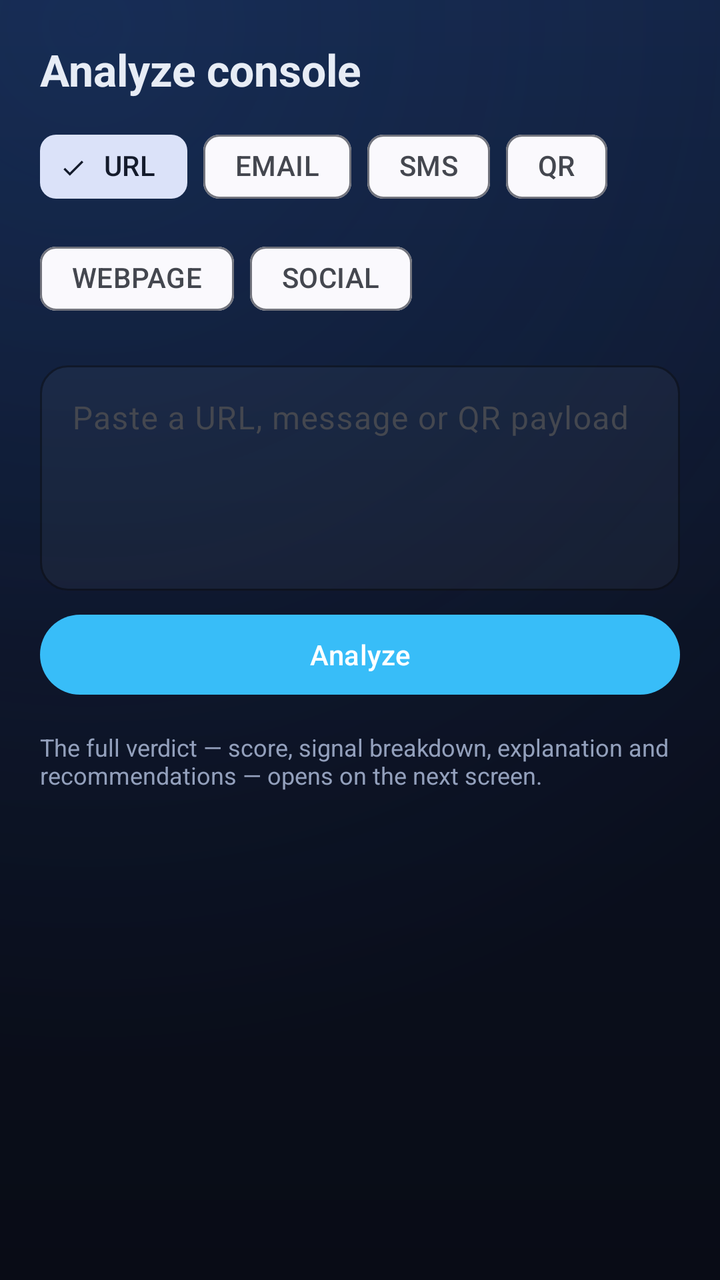
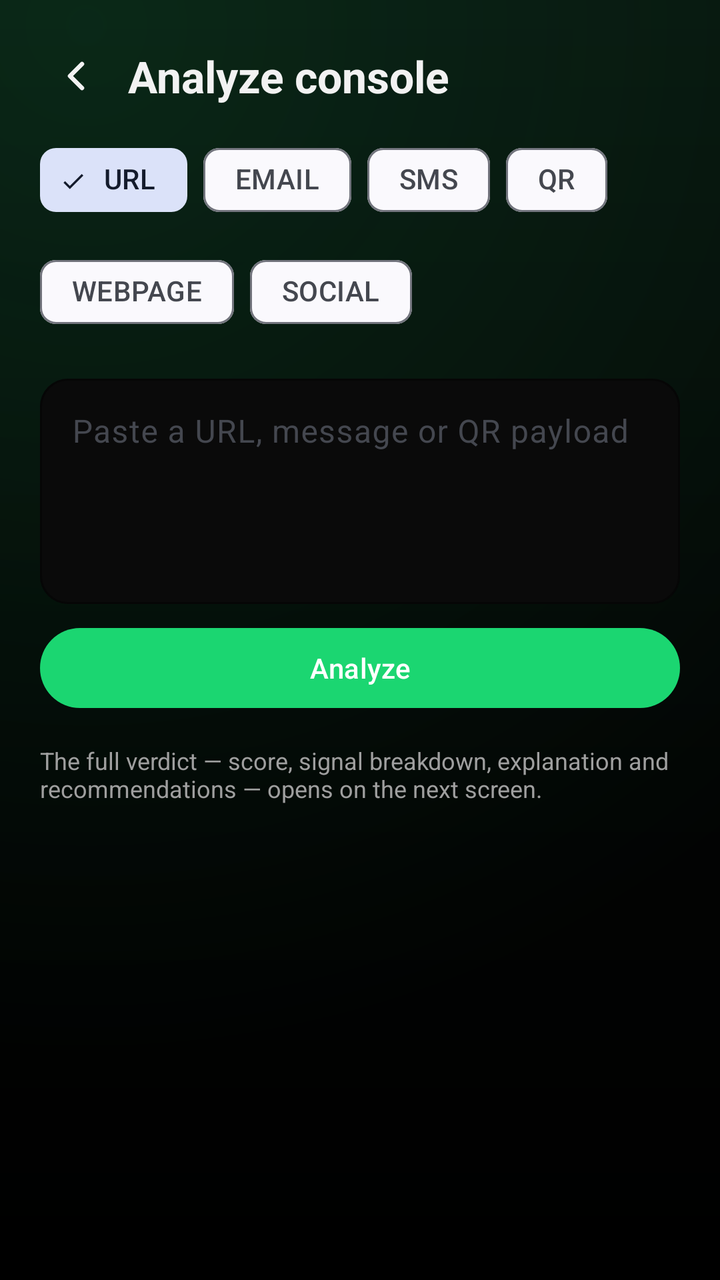

The first picture is an Android layout as it rendered before a commit; the second is the same layout after the commit. The layout source and the unified diff follow.
<!-- AndroidManifest.xml: application theme Theme.CyberShield -->
<!-- res/layout/activity_analyze_console.xml -->
<?xml version="1.0" encoding="utf-8"?>
<androidx.core.widget.NestedScrollView xmlns:android="http://schemas.android.com/apk/res/android"
    xmlns:app="http://schemas.android.com/apk/res-auto"
    android:layout_width="match_parent"
    android:layout_height="match_parent"
    android:fillViewport="true">

    <LinearLayout
        android:layout_width="match_parent"
        android:layout_height="wrap_content"
        android:orientation="vertical"
        android:padding="20dp">

        <TextView
            android:layout_width="wrap_content"
            android:layout_height="wrap_content"
            android:text="Analyze console"
            android:textColor="@color/text"
            android:textSize="22sp"
            android:textStyle="bold" />

        <com.google.android.material.chip.ChipGroup
            android:id="@+id/typeGroup"
            android:layout_width="match_parent"
            android:layout_height="wrap_content"
            android:layout_marginTop="10dp"
            app:singleSelection="true"
            app:selectionRequired="true">
            <com.google.android.material.chip.Chip android:id="@+id/tURL" style="@style/Widget.Material3.Chip.Filter" android:text="URL" android:checked="true" android:layout_width="wrap_content" android:layout_height="wrap_content"/>
            <com.google.android.material.chip.Chip android:id="@+id/tEMAIL" style="@style/Widget.Material3.Chip.Filter" android:text="EMAIL" android:layout_width="wrap_content" android:layout_height="wrap_content"/>
            <com.google.android.material.chip.Chip android:id="@+id/tSMS" style="@style/Widget.Material3.Chip.Filter" android:text="SMS" android:layout_width="wrap_content" android:layout_height="wrap_content"/>
            <com.google.android.material.chip.Chip android:id="@+id/tQR" style="@style/Widget.Material3.Chip.Filter" android:text="QR" android:layout_width="wrap_content" android:layout_height="wrap_content"/>
            <com.google.android.material.chip.Chip android:id="@+id/tWEBPAGE" style="@style/Widget.Material3.Chip.Filter" android:text="WEBPAGE" android:layout_width="wrap_content" android:layout_height="wrap_content"/>
            <com.google.android.material.chip.Chip android:id="@+id/tSOCIAL" style="@style/Widget.Material3.Chip.Filter" android:text="SOCIAL" android:layout_width="wrap_content" android:layout_height="wrap_content"/>
        </com.google.android.material.chip.ChipGroup>

        <com.google.android.material.textfield.TextInputLayout
            android:id="@+id/tilContent"
            style="@style/AuthField"
            android:hint="Paste a URL, message or QR payload">
            <com.google.android.material.textfield.TextInputEditText
                android:id="@+id/etContent"
                android:layout_width="match_parent"
                android:layout_height="wrap_content"
                android:minLines="4" android:gravity="top" />
        </com.google.android.material.textfield.TextInputLayout>

        <com.google.android.material.button.MaterialButton
            android:id="@+id/btnRun"
            style="@style/Widget.Material3.Button"
            android:layout_width="match_parent"
            android:layout_height="wrap_content"
            android:layout_marginTop="8dp"
            android:text="Analyze" />

        <TextView
            android:layout_width="match_parent"
            android:layout_height="wrap_content"
            android:layout_marginTop="14dp"
            android:textColor="@color/muted"
            android:textSize="12sp"
            android:text="The full verdict — score, signal breakdown, explanation and recommendations — opens on the next screen." />

    </LinearLayout>
</androidx.core.widget.NestedScrollView>
<!-- resources referenced by this layout -->
<resources>
  <color name="muted">#93A0BC</color>
  <color name="text">#E7ECF5</color>
  <style name="AuthField" parent="Widget.Material3.TextInputLayout.OutlinedBox">
          <item name="android:layout_width">match_parent</item>
          <item name="android:layout_height">wrap_content</item>
          <item name="android:layout_marginTop">14dp</item>
          <item name="boxBackgroundColor">@color/glass_dim</item>
          <item name="boxStrokeColor">@color/glass_edge</item>
          <item name="boxCornerRadiusTopStart">14dp</item>
          <item name="boxCornerRadiusTopEnd">14dp</item>
          <item name="boxCornerRadiusBottomStart">14dp</item>
          <item name="boxCornerRadiusBottomEnd">14dp</item>
      </style>
  <style name="Theme.CyberShield" parent="Theme.Material3.DynamicColors.DayNight">
          <item name="colorPrimary">@color/sky</item>
          <item name="android:colorBackground">@color/ink</item>
          <item name="android:windowBackground">@drawable/bg_gradient</item>
          <item name="android:statusBarColor">@color/bg_b</item>
          <item name="android:navigationBarColor">@color/bg_c</item>
          <item name="android:windowLightStatusBar">false</item>
      </style>
  <color name="glass_dim">#0AFFFFFF</color>
  <color name="glass_edge">#33FFFFFF</color>
  <color name="sky">#38BDF8</color>
  <color name="ink">#0B1020</color>
  <!-- drawable bg_gradient (drawable) -->
  <?xml version="1.0" encoding="utf-8"?>
  <layer-list xmlns:android="http://schemas.android.com/apk/res/android">
      <item>
          <shape android:shape="rectangle">
              <gradient
                  android:type="linear"
                  android:angle="120"
                  android:startColor="@color/bg_a"
                  android:centerColor="@color/bg_b"
                  android:endColor="@color/bg_c" />
          </shape>
      </item>
      <item>
          <shape android:shape="rectangle">
              <gradient
                  android:type="radial"
                  android:gradientRadius="520dp"
                  android:centerX="0.12" android:centerY="0.02"
                  android:startColor="#2A2E6FCF"
                  android:endColor="#00000000" />
          </shape>
      </item>
  </layer-list>
  <color name="bg_b">#0B1020</color>
  <color name="bg_c">#090C16</color>
  <color name="bg_a">#12203E</color>
</resources>

<!-- the commit's change to res/layout/activity_analyze_console.xml (unified diff, before → after) -->
@@ -11,13 +11,33 @@
         android:orientation="vertical"
         android:padding="20dp">
 
-        <TextView
-            android:layout_width="wrap_content"
+        <LinearLayout
+            android:layout_width="match_parent"
             android:layout_height="wrap_content"
-            android:text="Analyze console"
-            android:textColor="@color/text"
-            android:textSize="22sp"
-            android:textStyle="bold" />
+            android:orientation="horizontal"
+            android:gravity="center_vertical">
+
+            <ImageView
+                android:id="@+id/btnBack"
+                android:layout_width="36dp"
+                android:layout_height="36dp"
+                android:padding="6dp"
+                android:src="@drawable/ic_back"
+                app:tint="@color/text"
+                android:background="?attr/selectableItemBackgroundBorderless"
+                android:clickable="true"
+                android:focusable="true"
+                android:contentDescription="Back"
+                android:layout_marginEnd="8dp" />
+
+            <TextView
+                android:layout_width="wrap_content"
+                android:layout_height="wrap_content"
+                android:text="Analyze console"
+                android:textColor="@color/text"
+                android:textSize="22sp"
+                android:textStyle="bold" />
+        </LinearLayout>
 
         <com.google.android.material.chip.ChipGroup
             android:id="@+id/typeGroup"
<!-- resource entries referenced after the edit -->
@@ -1,7 +1,21 @@
 <!-- resources referenced by this layout -->
 <resources>
-  <color name="muted">#93A0BC</color>
-  <color name="text">#E7ECF5</color>
+  <color name="muted">#9F9F9F</color>
+  <color name="text">#F2F2F2</color>
+  <!-- drawable ic_back (drawable) -->
+  <vector xmlns:android="http://schemas.android.com/apk/res/android"
+      android:width="24dp"
+      android:height="24dp"
+      android:viewportWidth="24"
+      android:viewportHeight="24">
+      <path
+          android:strokeColor="#FFFFFFFF"
+          android:strokeWidth="2.2"
+          android:strokeLineCap="round"
+          android:strokeLineJoin="round"
+          android:fillColor="#00000000"
+          android:pathData="M15,18l-6,-6 6,-6" />
+  </vector>
   <style name="AuthField" parent="Widget.Material3.TextInputLayout.OutlinedBox">
           <item name="android:layout_width">match_parent</item>
           <item name="android:layout_height">wrap_content</item>
@@ -13,18 +27,21 @@
           <item name="boxCornerRadiusBottomStart">14dp</item>
           <item name="boxCornerRadiusBottomEnd">14dp</item>
       </style>
-  <style name="Theme.CyberShield" parent="Theme.Material3.DynamicColors.DayNight">
+  <style name="Theme.CyberShield" parent="Theme.Material3.DynamicColors.DayNight.NoActionBar">
           <item name="colorPrimary">@color/sky</item>
           <item name="android:colorBackground">@color/ink</item>
           <item name="android:windowBackground">@drawable/bg_gradient</item>
           <item name="android:statusBarColor">@color/bg_b</item>
           <item name="android:navigationBarColor">@color/bg_c</item>
           <item name="android:windowLightStatusBar">false</item>
+          <item name="windowActionBar">false</item>
+          <item name="windowNoTitle">true</item>
+          <item name="android:windowAnimationStyle">@style/SecureMeWindowAnim</item>
       </style>
-  <color name="glass_dim">#0AFFFFFF</color>
-  <color name="glass_edge">#33FFFFFF</color>
-  <color name="sky">#38BDF8</color>
-  <color name="ink">#0B1020</color>
+  <color name="glass_dim">#0A0A0A</color>
+  <color name="glass_edge">#1F1F1F</color>
+  <color name="sky">#1BD671</color>
+  <color name="ink">#050505</color>
   <!-- drawable bg_gradient (drawable) -->
   <?xml version="1.0" encoding="utf-8"?>
   <layer-list xmlns:android="http://schemas.android.com/apk/res/android">
@@ -44,13 +61,19 @@
                   android:type="radial"
                   android:gradientRadius="520dp"
                   android:centerX="0.12" android:centerY="0.02"
-                  android:startColor="#2A2E6FCF"
+                  android:startColor="#1F1BD671"
                   android:endColor="#00000000" />
           </shape>
       </item>
   </layer-list>
-  <color name="bg_b">#0B1020</color>
-  <color name="bg_c">#090C16</color>
-  <color name="bg_a">#12203E</color>
+  <color name="bg_b">#030504</color>
+  <color name="bg_c">#000000</color>
+  <style name="SecureMeWindowAnim" parent="@android:style/Animation.Activity">
+          <item name="android:activityOpenEnterAnimation">@anim/screen_open_enter</item>
+          <item name="android:activityOpenExitAnimation">@anim/screen_open_exit</item>
+          <item name="android:activityCloseEnterAnimation">@anim/screen_close_enter</item>
+          <item name="android:activityCloseExitAnimation">@anim/screen_close_exit</item>
+      </style>
+  <color name="bg_a">#07100B</color>
 </resources>
 
